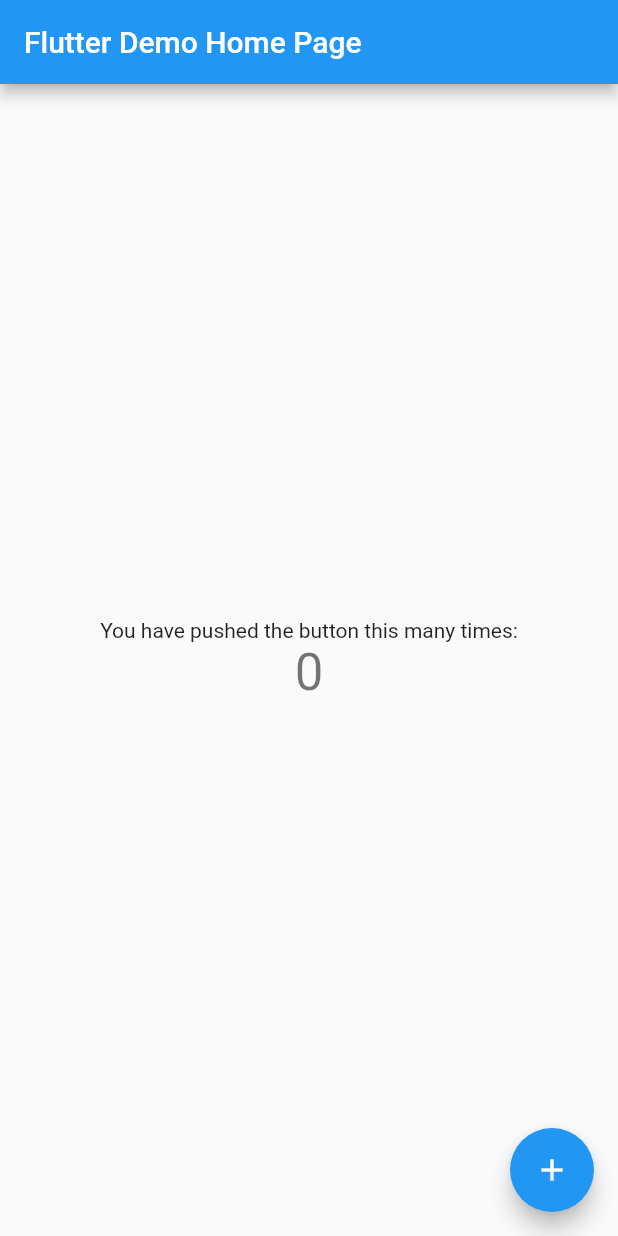
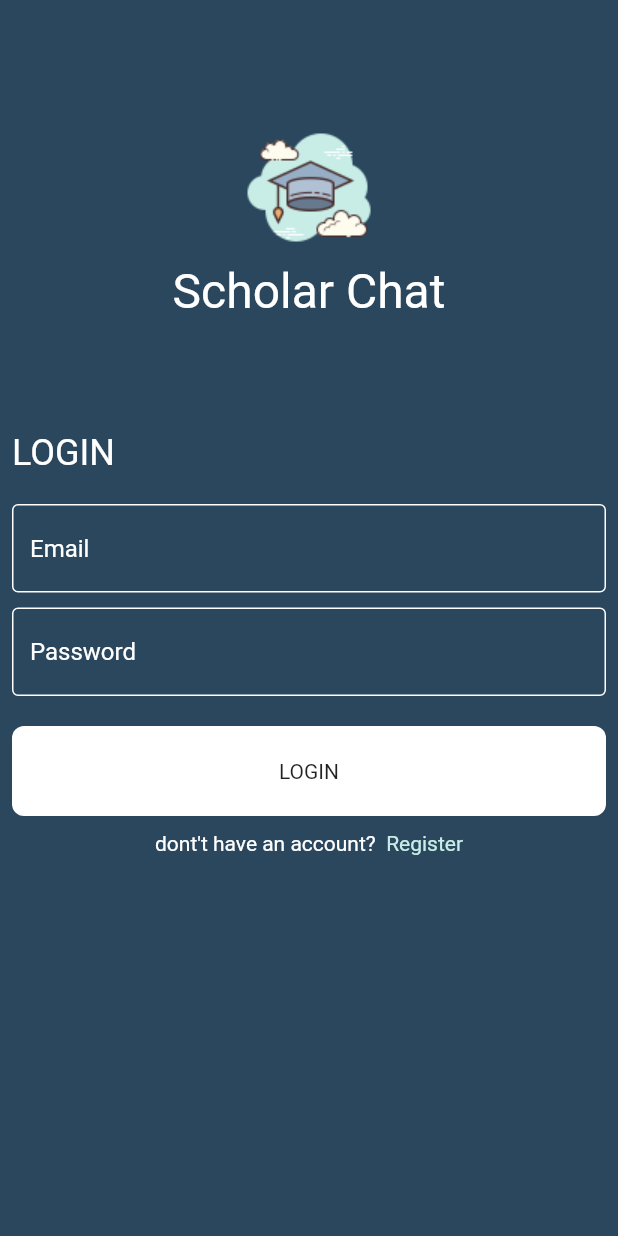
Before and after one commit to OsamaAlmamri/chat_firebase, a Flutter app: the screen it shows after launch, on a phone screen of 412 x 824 dp. Run offline on Flutter 3.47's test engine with Material 2 defaults, Android fonts, the phone set to English and light mode, and no system bars; our stand-ins replace firebase_core; accounts and stored records are empty; Roboto replaces fonts that are missing (pacifico).

Commit message:
login ,register pages

```diff
--- a/lib/constants.dart
+++ b/lib/constants.dart
@@ -1,4 +1,7 @@
-// web       1:550798260716:web:5514d6bc13154de19f28c9
-// android   1:550798260716:android:af19646c6f687e7b9f28c9
-// ios       1:550798260716:ios:75f134b7625c06cc9f28c9
-// macos     1:550798260716:ios:75f134b7625c06cc9f28c9
+import 'package:flutter/material.dart';
+
+const kPrimaryColor = Color(0xff2B475E);
+const kLogo = 'assets/images/scholar.png';
+const kMessagesCollections = 'messages';
+const kMessage = 'message';
+const kCreatedAt = 'createdAt';
--- a/lib/main.dart
+++ b/lib/main.dart
@@ -1,115 +1,28 @@
+import 'package:firebase_core/firebase_core.dart';
 import 'package:flutter/material.dart';
+import 'package:chat_firebase/pages/login_page.dart';
+import 'package:chat_firebase/pages/resgister_page.dart';
+import 'firebase_options.dart';
 
-void main() {
-  runApp(const MyApp());
+void main() async  {
+  WidgetsFlutterBinding.ensureInitialized();
+  await Firebase.initializeApp(
+    options: DefaultFirebaseOptions.currentPlatform,
+  );
+  runApp(ScholarChat());
 }
 
-class MyApp extends StatelessWidget {
-  const MyApp({super.key});
+class ScholarChat extends StatelessWidget {
+  const ScholarChat({Key? key}) : super(key: key);
 
-  // This widget is the root of your application.
   @override
   Widget build(BuildContext context) {
     return MaterialApp(
-      title: 'Flutter Demo',
-      theme: ThemeData(
-        // This is the theme of your application.
-        //
-        // Try running your application with "flutter run". You'll see the
-        // application has a blue toolbar. Then, without quitting the app, try
-        // changing the primarySwatch below to Colors.green and then invoke
-        // "hot reload" (press "r" in the console where you ran "flutter run",
-        // or simply save your changes to "hot reload" in a Flutter IDE).
-        // Notice that the counter didn't reset back to zero; the application
-        // is not restarted.
-        primarySwatch: Colors.blue,
-      ),
-      home: const MyHomePage(title: 'Flutter Demo Home Page'),
+      routes: {
+       LoginPage.id: (context) => LoginPage(),
+        RegisterPage.id: (context) => RegisterPage(),
+      },
+      initialRoute: LoginPage.id,
     );
   }
 }
-
-class MyHomePage extends StatefulWidget {
-  const MyHomePage({super.key, required this.title});
-
-  // This widget is the home page of your application. It is stateful, meaning
-  // that it has a State object (defined below) that contains fields that affect
-  // how it looks.
-
-  // This class is the configuration for the state. It holds the values (in this
-  // case the title) provided by the parent (in this case the App widget) and
-  // used by the build method of the State. Fields in a Widget subclass are
-  // always marked "final".
-
-  final String title;
-
-  @override
-  State<MyHomePage> createState() => _MyHomePageState();
-}
-
-class _MyHomePageState extends State<MyHomePage> {
-  int _counter = 0;
-
-  void _incrementCounter() {
-    setState(() {
-      // This call to setState tells the Flutter framework that something has
-      // changed in this State, which causes it to rerun the build method below
-      // so that the display can reflect the updated values. If we changed
-      // _counter without calling setState(), then the build method would not be
-      // called again, and so nothing would appear to happen.
-      _counter++;
-    });
-  }
-
-  @override
-  Widget build(BuildContext context) {
-    // This method is rerun every time setState is called, for instance as done
-    // by the _incrementCounter method above.
-    //
-    // The Flutter framework has been optimized to make rerunning build methods
-    // fast, so that you can just rebuild anything that needs updating rather
-    // than having to individually change instances of widgets.
-    return Scaffold(
-      appBar: AppBar(
-        // Here we take the value from the MyHomePage object that was created by
-        // the App.build method, and use it to set our appbar title.
-        title: Text(widget.title),
-      ),
-      body: Center(
-        // Center is a layout widget. It takes a single child and positions it
-        // in the middle of the parent.
-        child: Column(
-          // Column is also a layout widget. It takes a list of children and
-          // arranges them vertically. By default, it sizes itself to fit its
-          // children horizontally, and tries to be as tall as its parent.
-          //
-          // Invoke "debug painting" (press "p" in the console, choose the
-          // "Toggle Debug Paint" action from the Flutter Inspector in Android
-          // Studio, or the "Toggle Debug Paint" command in Visual Studio Code)
-          // to see the wireframe for each widget.
-          //
-          // Column has various properties to control how it sizes itself and
-          // how it positions its children. Here we use mainAxisAlignment to
-          // center the children vertically; the main axis here is the vertical
-          // axis because Columns are vertical (the cross axis would be
-          // horizontal).
-          mainAxisAlignment: MainAxisAlignment.center,
-          children: <Widget>[
-            const Text(
-              'You have pushed the button this many times:',
-            ),
-            Text(
-              '$_counter',
-              style: Theme.of(context).textTheme.headline4,
-            ),
-          ],
-        ),
-      ),
-      floatingActionButton: FloatingActionButton(
-        onPressed: _incrementCounter,
-        tooltip: 'Increment',
-        child: const Icon(Icons.add),
-      ), // This trailing comma makes auto-formatting nicer for build methods.
-    );
-  }
-}
--- /dev/null
+++ b/lib/pages/login_page.dart
@@ -0,0 +1,129 @@
+import 'package:flutter/material.dart';
+import 'package:chat_firebase/constants.dart';
+import 'package:chat_firebase/widgets/custom_text_field.dart';
+import 'package:chat_firebase/widgets/custom_button.dart';
+import 'package:chat_firebase/pages/resgister_page.dart';
+
+
+class LoginPage extends StatefulWidget {
+  LoginPage({Key? key}) : super(key: key);
+
+  static String id = 'login page';
+  @override
+  State<LoginPage> createState() => _LoginPageState();
+}
+
+class _LoginPageState extends State<LoginPage> {
+  bool isLoading = false;
+
+  GlobalKey<FormState> formKey = GlobalKey();
+
+  String? email, password;
+  @override
+  Widget build(BuildContext context) {
+    return
+      Scaffold(
+        backgroundColor: kPrimaryColor,
+        body: Padding(
+          padding: const EdgeInsets.symmetric(horizontal: 8),
+          child: Form(
+            key: formKey,
+            child: ListView(
+              children: [
+                SizedBox(
+                  height: 75,
+                ),
+                Image.asset(
+                  'assets/images/scholar.png',
+                  height: 100,
+                ),
+                Row(
+                  mainAxisAlignment: MainAxisAlignment.center,
+                  children: [
+                    Text(
+                      'Scholar Chat',
+                      style: TextStyle(
+                        fontSize: 32,
+                        color: Colors.white,
+                        fontFamily: 'pacifico',
+                      ),
+                    ),
+                  ],
+                ),
+                SizedBox(
+                  height: 75,
+                ),
+                Row(
+                  children: [
+                    Text(
+                      'LOGIN',
+                      style: TextStyle(
+                        fontSize: 24,
+                        color: Colors.white,
+                      ),
+                    ),
+                  ],
+                ),
+                const SizedBox(
+                  height: 20,
+                ),
+                CustomFormTextField(
+                  onChanged: (data) {
+                    email = data;
+                  },
+                  hintText: 'Email',
+                ),
+                SizedBox(
+                  height: 10,
+                ),
+                CustomFormTextField(
+                  obscureText: true,
+                  onChanged: (data) {
+                    password = data;
+                  },
+                  hintText: 'Password',
+                ),
+                SizedBox(
+                  height: 20,
+                ),
+                CustomButon(
+                  onTap: ()  {
+
+                  },
+                  text: 'LOGIN',
+                ),
+                SizedBox(
+                  height: 10,
+                ),
+                Row(
+                  mainAxisAlignment: MainAxisAlignment.center,
+                  children: [
+                    Text(
+                      'dont\'t have an account?',
+                      style: TextStyle(
+                        color: Colors.white,
+                      ),
+                    ),
+                    GestureDetector(
+                      onTap: () {
+                        Navigator.pushNamed(context, RegisterPage.id);
+                      },
+                      child: Text(
+                        '  Register',
+                        style: TextStyle(
+                          color: Color(0xffC7EDE6),
+                        ),
+                      ),
+                    ),
+                  ],
+                ),
+              ],
+            ),
+          ),
+        ),
+      )
+    ;
+  }
+
+
+}
--- /dev/null
+++ b/lib/widgets/custom_button.dart
@@ -0,0 +1,24 @@
+import 'package:flutter/material.dart';
+
+class CustomButon extends StatelessWidget {
+   CustomButon({ this.onTap ,required this.text}) ;
+VoidCallback? onTap;
+  String text;
+  @override
+  Widget build(BuildContext context) {
+    return GestureDetector(
+      onTap: onTap ,
+      child: Container(
+        decoration: BoxDecoration(
+          color: Colors.white,
+          borderRadius: BorderRadius.circular(8),
+        ),
+        width: double.infinity,
+        height: 60,
+        child: Center(
+          child: Text(text),
+        ),
+      ),
+    );
+  }
+}
--- /dev/null
+++ b/lib/widgets/custom_text_field.dart
@@ -0,0 +1,37 @@
+import 'package:flutter/material.dart';
+
+class CustomFormTextField extends StatelessWidget {
+  CustomFormTextField({this.hintText, this.onChanged , this.obscureText =false});
+  Function(String)? onChanged;
+  String? hintText;
+
+  bool? obscureText;
+  @override
+  Widget build(BuildContext context) {
+    return TextFormField(
+      obscureText:obscureText!,
+      validator: (data) {
+        if (data!.isEmpty) {
+          return 'field is required';
+        }
+      },
+      onChanged: onChanged,
+      decoration: InputDecoration(
+        hintText: hintText,
+        hintStyle: TextStyle(
+          color: Colors.white,
+        ),
+        enabledBorder: OutlineInputBorder(
+          borderSide: BorderSide(
+            color: Colors.white,
+          ),
+        ),
+        border: OutlineInputBorder(
+          borderSide: BorderSide(
+            color: Colors.white,
+          ),
+        ),
+      ),
+    );
+  }
+}
--- a/pubspec.yaml
+++ b/pubspec.yaml
@@ -61,8 +61,9 @@ flutter:
   uses-material-design: true
 
   # To add assets to your application, add an assets section, like this:
-  # assets:
-  #   - images/a_dot_burr.jpeg
+
+  assets:
+      - assets/images/
   #   - images/a_dot_ham.jpeg
 
   # An image asset can refer to one or more resolution-specific "variants", see
```
Also changed, not shown: lib/pages/resgister_page.dart (added, +131 -0 lines), assets/fonts/Pacifico-Regular.ttf (added), assets/images/scholar.png (added).
